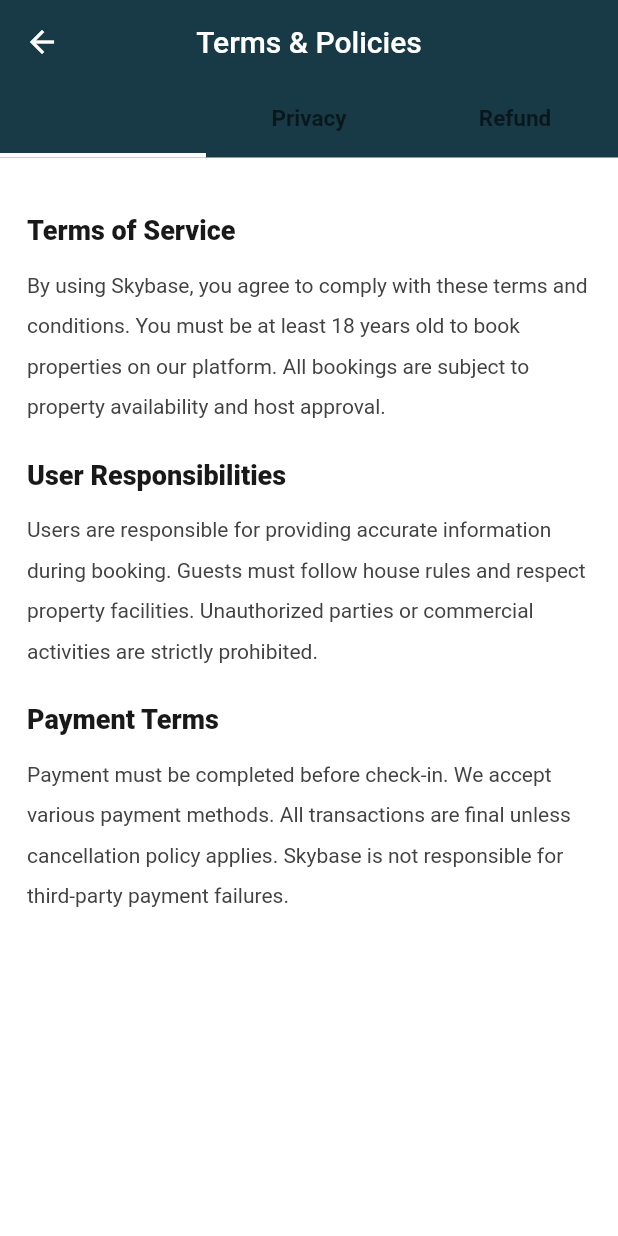
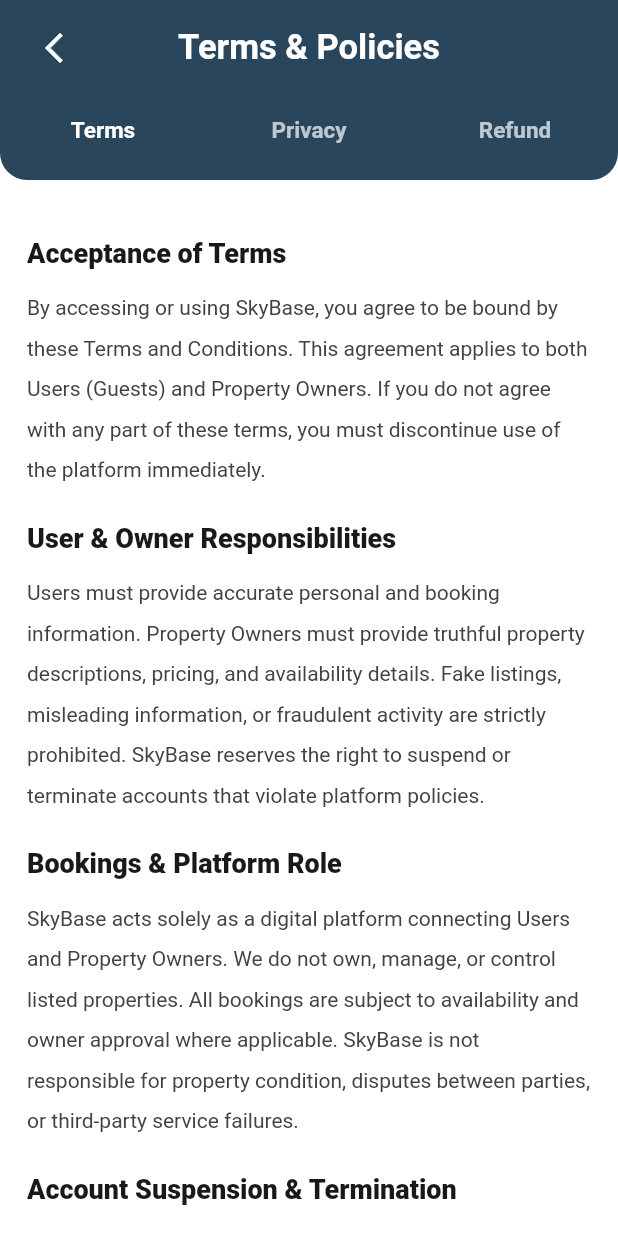
Before and after one commit to jayanth41/farmigo, a Flutter app: the TermsPolicyScreen screen opened directly, on a phone screen of 412 x 824 dp. Run offline on Flutter 3.47's test engine with Material 3 defaults, Android fonts, the phone set to English and light mode, and no system bars; our stand-ins replace audioplayers, cloud_firestore, cross_file, firebase_auth, firebase_core, firebase_messaging and 13 more; missing offline and left inert: razorpay_flutter; accounts and stored records are empty; generated files the repository leaves out were written again.

Commit message:
terms & policy Updated

```diff
--- a/lib/screens/terms_policy_screen.dart
+++ b/lib/screens/terms_policy_screen.dart
@@ -1,4 +1,6 @@
 import 'package:flutter/material.dart';
+import 'package:cloud_firestore/cloud_firestore.dart';
+import 'package:firebase_auth/firebase_auth.dart';
 
 class TermsPolicyScreen extends StatefulWidget {
   const TermsPolicyScreen({super.key});
@@ -9,6 +11,8 @@
 
 class _TermsPolicyScreenState extends State<TermsPolicyScreen>
     with SingleTickerProviderStateMixin {
+  bool _accepted = false;
+
   late TabController _tabController;
 
   @override
@@ -29,15 +33,48 @@
     final onSurface = Theme.of(context).colorScheme.onSurface;
 
     return Scaffold(
-      appBar: AppBar(
-        title: const Text('Terms & Policies'),
-        elevation: 0,
-        bottom: TabBar(
+      appBar: PreferredSize(
+        preferredSize: const Size.fromHeight(120),
+        child: Container(
+          decoration: const BoxDecoration(
+            color: Color.fromARGB(255, 41, 70, 92),
+            borderRadius: BorderRadius.only(
+              bottomLeft: Radius.circular(18),
+              bottomRight: Radius.circular(18),
+            ),
+          ),
+          child: SafeArea(
+            child: Column(
+              children: [
+                Padding(
+                  padding: const EdgeInsets.symmetric(horizontal: 12, vertical: 8),
+                  child: Stack(
+                    alignment: Alignment.center,
+                    children: [
+                      Align(
+                        alignment: Alignment.centerLeft,
+                        child: IconButton(
+                          icon: const Icon(Icons.arrow_back_ios_new, color: Colors.white, size: 24),
+                          onPressed: () => Navigator.pop(context),
+                        ),
+                      ),
+                      const Text(
+                        'Terms & Policies',
+                        style: TextStyle(
+                          color: Colors.white,
+                          fontSize: 23,
+                          fontWeight: FontWeight.w700,
+                        ),
+                      ),
+                    ],
+                  ),
+                ),
+                TabBar(
                   controller: _tabController,
-          indicatorColor: colorScheme.primary,
-          indicatorWeight: 3,
-          labelColor: colorScheme.primary,
-          unselectedLabelColor: onSurface.withOpacity(0.6),
+                  indicatorColor: Colors.transparent,
+                  dividerColor: Colors.transparent,
+                  labelColor: Colors.white,
+                  unselectedLabelColor: Colors.white70,
                   labelStyle: const TextStyle(fontSize: 15, fontWeight: FontWeight.w700),
                   unselectedLabelStyle: const TextStyle(fontSize: 15, fontWeight: FontWeight.w600),
                   tabs: const [
@@ -45,6 +82,10 @@
                     Tab(text: 'Privacy'),
                     Tab(text: 'Refund'),
                   ],
+                ),
+              ],
+            ),
+          ),
         ),
       ),
       body: TabBarView(
@@ -65,25 +106,24 @@
         crossAxisAlignment: CrossAxisAlignment.start,
         children: [
           const SizedBox(height: 20),
-          _buildSectionTitle('Terms of Service'),
+          _buildSectionTitle('Acceptance of Terms'),
           _buildSectionContent(
-            'By using Skybase, you agree to comply with these terms and conditions. '
-            'You must be at least 18 years old to book properties on our platform. '
-            'All bookings are subject to property availability and host approval.',
+            'By accessing or using SkyBase, you agree to be bound by these Terms and Conditions. This agreement applies to both Users (Guests) and Property Owners. If you do not agree with any part of these terms, you must discontinue use of the platform immediately.',
           ),
           const SizedBox(height: 24),
-          _buildSectionTitle('User Responsibilities'),
+          _buildSectionTitle('User & Owner Responsibilities'),
           _buildSectionContent(
-            'Users are responsible for providing accurate information during booking. '
-            'Guests must follow house rules and respect property facilities. '
-            'Unauthorized parties or commercial activities are strictly prohibited.',
+            'Users must provide accurate personal and booking information. Property Owners must provide truthful property descriptions, pricing, and availability details. Fake listings, misleading information, or fraudulent activity are strictly prohibited. SkyBase reserves the right to suspend or terminate accounts that violate platform policies.',
           ),
           const SizedBox(height: 24),
-          _buildSectionTitle('Payment Terms'),
+          _buildSectionTitle('Bookings & Platform Role'),
           _buildSectionContent(
-            'Payment must be completed before check-in. We accept various payment methods. '
-            'All transactions are final unless cancellation policy applies. '
-            'Skybase is not responsible for third-party payment failures.',
+            'SkyBase acts solely as a digital platform connecting Users and Property Owners. We do not own, manage, or control listed properties. All bookings are subject to availability and owner approval where applicable. SkyBase is not responsible for property condition, disputes between parties, or third-party service failures.',
+          ),
+          const SizedBox(height: 24),
+          _buildSectionTitle('Account Suspension & Termination'),
+          _buildSectionContent(
+            'SkyBase may suspend or permanently terminate accounts involved in fraud, abuse, policy violations, payment manipulation, or illegal activities. Repeated cancellations or misuse of platform features may also result in account restrictions.',
           ),
           const SizedBox(height: 36),
         ],
@@ -98,25 +138,24 @@
         crossAxisAlignment: CrossAxisAlignment.start,
         children: [
           const SizedBox(height: 20),
-          _buildSectionTitle('Privacy Policy'),
+          _buildSectionTitle('Information We Collect'),
           _buildSectionContent(
-            'We collect personal information necessary for booking and communication. '
-            'Your data is encrypted and stored securely on our servers. '
-            'We do not share your information with third parties without consent.',
+            'We collect information such as name, email address, phone number, booking details, property information, chat messages, and device data. Firebase services are used for authentication, database storage, and notifications.',
           ),
           const SizedBox(height: 24),
-          _buildSectionTitle('Data Collection'),
+          _buildSectionTitle('How We Use Your Data'),
           _buildSectionContent(
-            'We collect name, email, phone, and payment details. '
-            'Usage analytics help us improve our platform. '
-            'You can request data deletion at any time.',
+            'Your information is used to process bookings, manage listings, enable communication between Users and Owners, send notifications, and improve platform functionality. We do not sell personal data to third parties.',
           ),
           const SizedBox(height: 24),
-          _buildSectionTitle('Cookies & Tracking'),
+          _buildSectionTitle('Data Security & Retention'),
           _buildSectionContent(
-            'We use cookies to enhance user experience and provide personalized content. '
-            'You can disable cookies in your browser settings. '
-            'Third-party analytics may be used to understand platform usage.',
+            'All data is securely stored using trusted cloud infrastructure. We implement reasonable technical safeguards to protect user information. Users may request account deletion, and associated personal data will be removed in accordance with applicable policies.',
+          ),
+          const SizedBox(height: 24),
+          _buildSectionTitle('Notifications & Tracking'),
+          _buildSectionContent(
+            'SkyBase may use push notifications to inform users about bookings, messages, or updates. Basic analytics may be used to enhance user experience and app performance.',
           ),
           const SizedBox(height: 36),
         ],
@@ -131,26 +170,19 @@
         crossAxisAlignment: CrossAxisAlignment.start,
         children: [
           const SizedBox(height: 20),
-          _buildSectionTitle('Refund Policy'),
+          _buildSectionTitle('Cancellation & Refund Policy'),
           _buildSectionContent(
-            'Refunds are processed based on cancellation timing and property policies. '
-            'Cancellations 7+ days before check-in are fully refundable. '
-            'Late cancellations may incur charges as per property policy.',
+            'Refund eligibility depends on the cancellation timing and the specific property’s policy. Users are encouraged to review cancellation terms before confirming a booking.',
           ),
           const SizedBox(height: 24),
-          _buildSectionTitle('Refund Timeline'),
+          _buildSectionTitle('Standard Refund Timeline'),
           _buildSectionContent(
-            '7+ days before check-in: 100% refund\n'
-            '3-7 days before check-in: 50% refund\n'
-             'Less than 3 days: No refund (non-refundable booking)\n'
-            'Refunds are processed within 5-7 business days.',
+            '7 or more days before check-in: 90% refund.\n3 to 6 days before check-in: 80% refund.\nLess than 3 days before check-in: 70% refund .\nRefunds are processed within 5–7 business days depending on payment provider timelines.',
           ),
           const SizedBox(height: 24),
-          _buildSectionTitle('Issue Resolution'),
+          _buildSectionTitle('Dispute Resolution'),
           _buildSectionContent(
-            'Contact support within 24 hours of check-in for any issues. '
-            'We will investigate and provide appropriate compensation if applicable. '
-            'All disputes will be resolved fairly based on evidence.',
+            'In case of booking disputes, users must contact support within 24 hours of check-in. SkyBase will review available evidence and facilitate a fair resolution between both parties. Final decisions are made at SkyBase’s discretion.',
           ),
           const SizedBox(height: 36),
         ],
--- a/pubspec.yaml
+++ b/pubspec.yaml
@@ -45,13 +45,8 @@
   geocoding: ^4.0.0
 
   # image picker
-<<<<<<< Updated upstream
   image_picker: ^1.2.1
-
-=======
-  image_picker: ^1.0.7
   font_awesome_flutter: ^10.7.0
->>>>>>> Stashed changes
   # Charts
   fl_chart: ^0.69.0
 
```
Also changed, not shown: pubspec.lock, 2 other files. Lines whose indentation alone changed are shown as unchanged.
